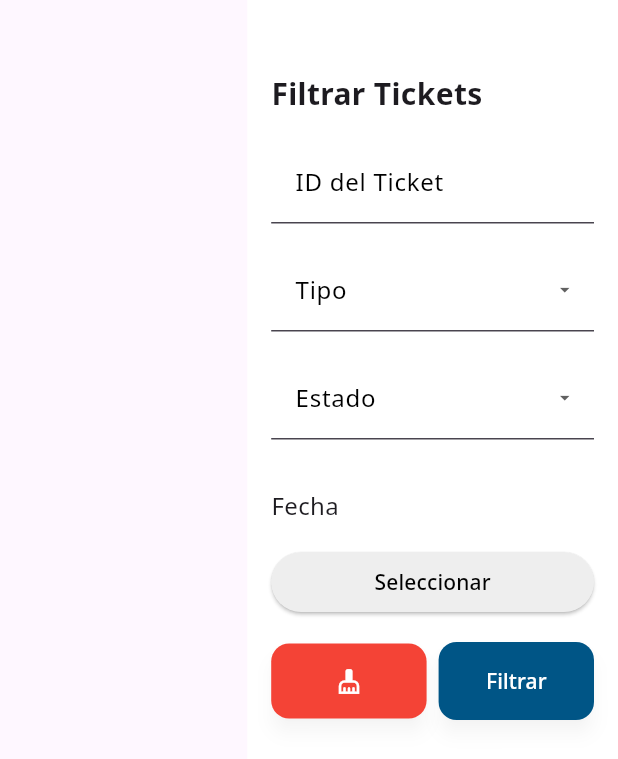
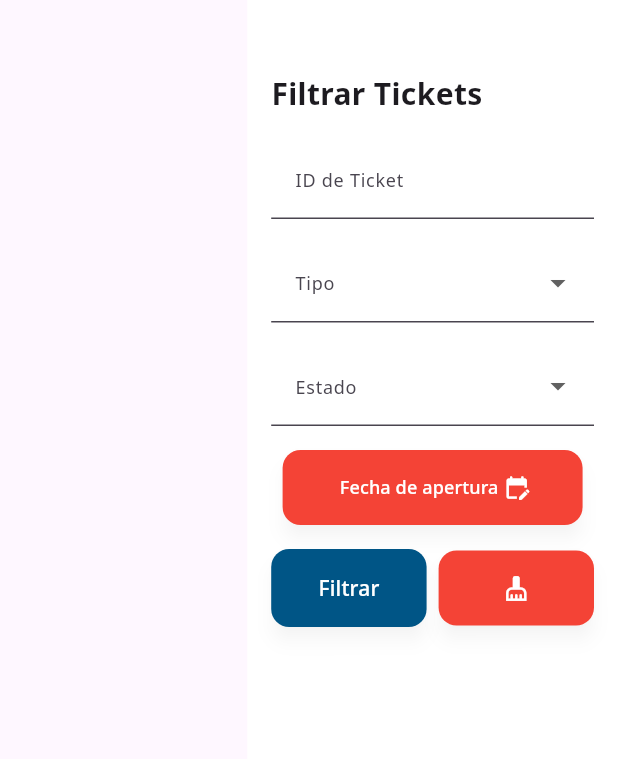
Before and after one commit to rtascon/amagi_app, a Flutter app: the FilterTicketMenu widget shown alone on an empty page, opened directly with empty values, on a phone screen of 412 x 824 dp. Shown: the top 759 px of the screen. Run offline on Flutter 3.47's test engine with Material 3 defaults, Android fonts, the phone set to English and light mode, and no system bars; our stand-ins replace connectivity_plus, dio, file_picker, flutter_dotenv, flutter_secure_storage, google_fonts and 6 more; missing offline and left inert: double_tap_to_exit, flutter_pdfview, slider_captcha; accounts and stored records are empty; network calls fail.

Commit message:
Agrega nuevas dependencias para la selección de fechas y el calendario, actualiza íconos en la pantalla de creación de tickets y mejora la estructura de la pantalla de tickets.

```diff
--- a/frontend/amagi_app/lib/views/create_ticket_screen.dart
+++ b/frontend/amagi_app/lib/views/create_ticket_screen.dart
@@ -118,7 +118,7 @@ class CreateTicketScreenState extends State<CreateTicketScreen> {
                           child: Row(
                             mainAxisAlignment: MainAxisAlignment.start,
                             children: [
-                              Icon(Icons.edit_square, color: Colors.grey[600]), // Ajustar ícono
+                              Icon(Icons.edit_note, color: Colors.grey[600]), // Ajustar ícono
                               const SizedBox(width: 4.0),
                               Text(
                                 'Título',
@@ -159,7 +159,7 @@ class CreateTicketScreenState extends State<CreateTicketScreen> {
                           child: Row(
                             mainAxisAlignment: MainAxisAlignment.start,
                             children: [
-                              Icon(Icons.edit_square, color: Colors.grey[600]), // Ajustar ícono
+                              Icon(Icons.playlist_add_check , color: Colors.grey[600]), // Ajustar ícono
                               const SizedBox(width: 4.0),
                               Text(
                                 'Tipo',
@@ -225,7 +225,7 @@ class CreateTicketScreenState extends State<CreateTicketScreen> {
                           child: Row(
                             mainAxisAlignment: MainAxisAlignment.start,
                             children: [
-                              Icon(Icons.edit_square, color: Colors.grey[600]), // Ajustar ícono
+                              Icon(Icons.edit_note, color: Colors.grey[600]), // Ajustar ícono
                               const SizedBox(width: 4.0),
                               Text(
                                 'Descripción',
--- a/frontend/amagi_app/lib/views/filter_ticket_menu.dart
+++ b/frontend/amagi_app/lib/views/filter_ticket_menu.dart
@@ -1,5 +1,7 @@
 import 'package:flutter/material.dart';
 import 'package:intl/intl.dart';
+import 'package:table_calendar/table_calendar.dart';
+import '../widgets/table_calendar.dart';
 import '../controllers/tickets_controller.dart';
 import '../models/ticket.dart';
 import '../models/type_conversion.dart';
@@ -10,19 +12,24 @@ import '../models/type_conversion.dart';
 class FilterTicketMenu extends StatefulWidget {
   final Function(Map<String, dynamic>) onFilterChanged;
 
-  const FilterTicketMenu({super.key, required this.onFilterChanged});
+  FilterTicketMenu({required this.onFilterChanged});
 
   @override
-  FilterTicketMenuState createState() => FilterTicketMenuState();
+  _FilterTicketMenuState createState() => _FilterTicketMenuState();
 }
 
-class FilterTicketMenuState extends State<FilterTicketMenu> {
+class _FilterTicketMenuState extends State<FilterTicketMenu> {
   final _formKey = GlobalKey<FormState>();
   final TextEditingController _ticketIdController = TextEditingController();
   String? _selectedType;
   String? _selectedStatus;
   DateTimeRange? _selectedDateRange;
   final TypeConversion _typeConversion = TypeConversion();
+  DateTime _focusedDay = DateTime.now();
+  DateTime? _rangeStart;
+  DateTime? _rangeEnd;
+  CalendarFormat _calendarFormat = CalendarFormat.month;
+  RangeSelectionMode _rangeSelectionMode = RangeSelectionMode.toggledOff;
 
   @override
   void initState() {
@@ -52,7 +59,6 @@ class FilterTicketMenuState extends State<FilterTicketMenu> {
       _selectedDateRange = null;
     });
     List<Ticket> tickets = await TicketsController().getTicketsList(context, true);
-    if (mounted) {
     widget.onFilterChanged({
       'ticketId': null,
       'type': null,
@@ -62,10 +68,39 @@ class FilterTicketMenuState extends State<FilterTicketMenu> {
     });
     Navigator.of(context).pop();
   }
-  }
 
   void _toggleFilters() {
     setState(() {});
+  }
+
+  void _onRangeSelected(DateTime? start, DateTime? end, DateTime focusedDay) {
+    setState(() {
+      _rangeStart = start;
+      _rangeEnd = end ?? start; // Asignar start a _rangeEnd si end es null
+      _focusedDay = focusedDay;
+      _selectedDateRange = start != null ? DateTimeRange(start: start, end: _rangeEnd!) : null;
+    });
+  }
+
+  void _showDateRangePicker() {
+    showDialog(
+      context: context,
+      builder: (BuildContext context) {
+        return CalendarDialog(
+          focusedDay: _focusedDay,
+          rangeStart: _rangeStart,
+          rangeEnd: _rangeEnd,
+          calendarFormat: _calendarFormat,
+          rangeSelectionMode: _rangeSelectionMode,
+          onRangeSelected: (start, end, focusedDay) {
+            _onRangeSelected(start, end, focusedDay);
+            setState(() {
+              _selectedDateRange = start != null ? DateTimeRange(start: start, end: end ?? start) : null;
+            });
+          },
+        );
+      },
+    );
   }
 
   @override
@@ -85,12 +120,15 @@ class FilterTicketMenuState extends State<FilterTicketMenu> {
                 const SizedBox(height: 32), // Mover contenido hacia abajo
                 const Text(
                   'Filtrar Tickets',
-                  style: TextStyle(fontSize: 20, fontWeight: FontWeight.bold),
+                  style: const TextStyle(fontSize: 20, fontWeight: FontWeight.bold),
                 ),
                 const SizedBox(height: 16),
                 TextFormField(
                   controller: _ticketIdController,
-                  decoration: const InputDecoration(labelText: 'ID del Ticket'),
+                  decoration: const InputDecoration(
+                    labelText: 'ID de Ticket',
+                    labelStyle: TextStyle(fontSize: 12), // Tamaño del texto
+                  ),
                   keyboardType: TextInputType.number,
                   onChanged: (value) {
                     _toggleFilters();
@@ -104,13 +142,15 @@ class FilterTicketMenuState extends State<FilterTicketMenu> {
                 ),
                 const SizedBox(height: 16),
                 DropdownButtonFormField<String>(
-                  decoration: const InputDecoration(labelText: 'Tipo'),
+                  decoration: const InputDecoration(
+                    labelText: 'Tipo',
+                    labelStyle: TextStyle(fontSize: 12), // Tamaño del texto
+                  ),
                   dropdownColor: Colors.grey[200], // Color de fondo del menú desplegable
-                  iconSize: 15, // Tamaño del icono más pequeño
                   items: ['Requerimiento', 'Incidente'].map((String type) {
                     return DropdownMenuItem<String>(
                       value: type,
-                      child: Text(type),
+                      child: Text(type, style: const TextStyle(fontSize: 12)), // Tamaño del texto
                     );
                   }).toList(),
                   onChanged: _ticketIdController.text.isEmpty ? (value) {
@@ -119,17 +159,20 @@ class FilterTicketMenuState extends State<FilterTicketMenu> {
                     });
                   } : null,
                   value: _selectedType,
+                  icon: null, // Eliminar el icono de la lista desplegable
                   disabledHint: const Text('Deshabilitado'),
                 ),
                 const SizedBox(height: 16),
                 DropdownButtonFormField<String>(
-                  decoration: const InputDecoration(labelText: 'Estado'),
+                  decoration: const InputDecoration(
+                    labelText: 'Estado',
+                    labelStyle: TextStyle(fontSize: 12), // Tamaño del texto
+                  ),
                   dropdownColor: Colors.grey[200], // Color de fondo del menú desplegable
-                  iconSize: 15, // Tamaño del icono más pequeño
                   items: ['Nuevo', 'En curso (asignado)', 'En curso (Planificado)', 'En espera','Resuelto','Cerrado'].map((String status) {
                     return DropdownMenuItem<String>(
                       value: status,
-                      child: Text(status),
+                      child: Text(status, style: const TextStyle(fontSize: 12)), // Tamaño del texto
                     );
                   }).toList(),
                   onChanged: _ticketIdController.text.isEmpty ? (value) {
@@ -138,50 +181,103 @@ class FilterTicketMenuState extends State<FilterTicketMenu> {
                     });
                   } : null,
                   value: _selectedStatus,
+                  icon: null, // Eliminar el icono de la lista desplegable
                   disabledHint: const Text('Deshabilitado'),
                 ),
-                const SizedBox(height: 32),
-                const Text(
-                  'Fecha',
-                  style: TextStyle(fontSize: 16),
+                const SizedBox(height: 16),
+
+                Row(
+                  mainAxisAlignment: MainAxisAlignment.center, // Centrar el botón
+                  children: [
+                    SizedBox(
+                      width: 200, // Ajusta este valor para cambiar el ancho del botón
+                      child: ElevatedButton(
+                        onPressed: _ticketIdController.text.isEmpty ? _showDateRangePicker : null,
+                        style: ElevatedButton.styleFrom(
+                          padding: const EdgeInsets.symmetric(vertical: 16.0),
+                          backgroundColor: Colors.red,  // Color del botón
+                          shape: RoundedRectangleBorder(
+                            borderRadius: BorderRadius.circular(12.0),
                           ),
+                          elevation: 5,
+                          shadowColor: Colors.black.withOpacity(0.2),
+                        ),
+                        child: const Row(
+                          mainAxisAlignment: MainAxisAlignment.center,
+                          children: [
+                            Text(
+                              ' Fecha de apertura ',
+                              style: TextStyle(fontSize: 12, color: Colors.white),
+                            ),
+                            Icon(Icons.edit_calendar_rounded, color: Colors.white),
+                          ],
+                        ),
+                      ),
+                    ),
+                  ],
+                ),
+                if (_selectedDateRange != null) ...[
+                  const SizedBox(height: 8),
+                  Row(
+                    children: [
+                      const Text('Inicio:', style: TextStyle(fontSize: 12)),
+                      const SizedBox(width: 8),
+                      Expanded(
+                        child: Row(
+                          mainAxisAlignment: MainAxisAlignment.center,
+                          children: [
+                            _buildDateCube(DateFormat('dd').format(_selectedDateRange!.start)),
+                            const Text('/'),
+                            _buildDateCube(DateFormat('MM').format(_selectedDateRange!.start)),
+                            const Text('/'),
+                            _buildDateCube(DateFormat('yyyy').format(_selectedDateRange!.start)),
+                          ],
+                        ),
+                      ),
+                    ],
+                  ),
+                  const SizedBox(height: 8),
+                  Row(
+                    children: [
+                      const Text('Fin:', style: TextStyle(fontSize: 12)),
+                      const SizedBox(width: 25),
+                      Expanded(
+                        child: Row(
+                          mainAxisAlignment: MainAxisAlignment.center,
+                          children: [
+                            _buildDateCube(DateFormat('dd').format(_selectedDateRange!.end)),
+                            const Text('/'),
+                            _buildDateCube(DateFormat('MM').format(_selectedDateRange!.end)),
+                            const Text('/'),
+                            _buildDateCube(DateFormat('yyyy').format(_selectedDateRange!.end)),
+                          ],
+                        ),
+                      ),
+                    ],
+                  ),
+                ],
                 const SizedBox(height: 16),
                 Row(
                   children: [
                     Expanded(
                       child: ElevatedButton(
-                        onPressed: _ticketIdController.text.isEmpty ? () async {
-                          DateTimeRange? picked = await showDateRangePicker(
-                            context: context,
-                            firstDate: DateTime(2000),
-                            lastDate: DateTime.now(),
-                          );
-                          if (picked != null) {
-                            // Ajustar el rango de fechas
-                            DateTime start = DateTime(picked.start.year, picked.start.month, picked.start.day, 0, 0);
-                            DateTime end = DateTime(picked.end.year, picked.end.month, picked.end.day, 23, 59);
-                            setState(() {
-                              _selectedDateRange = DateTimeRange(start: start, end: end);
-                            });
-                          }
-                        } : null,
-
+                        onPressed: _applyFilters,
                         style: ElevatedButton.styleFrom(
-                          backgroundColor: Colors.grey[200], // Color del botón
+                          padding: const EdgeInsets.symmetric(vertical: 16.0),
+                          backgroundColor: const Color(0xFF005586), // Color del botón
+                          shape: RoundedRectangleBorder(
+                            borderRadius: BorderRadius.circular(12.0),
                           ),
-                        child: Text(
-                          _selectedDateRange == null
-                              ? 'Seleccionar'
-                              : '${DateFormat('yyyy-MM-dd').format(_selectedDateRange!.start)} - ${DateFormat('yyyy-MM-dd').format(_selectedDateRange!.end)}',
-                          style: TextStyle(color: Theme.of(context).primaryColor), // Color de la fuente
+                          elevation: 5,
+                          shadowColor: Colors.black.withOpacity(0.2),
+                        ),
+                        child: const Text(
+                          'Filtrar',
+                          style: TextStyle(color: Colors.white), // Color de la fuente
                         ),
                       ),
                     ),
-                  ],
-                ),
-                const SizedBox(height: 16),
-                Row(
-                  children: [
+                    const SizedBox(width: 8), // Espacio entre los botones
                     Expanded(
                       child: ElevatedButton(
                         onPressed: _clearFilters,
@@ -200,25 +296,6 @@ class FilterTicketMenuState extends State<FilterTicketMenu> {
                         ),
                       ),
                     ),
-                    const SizedBox(width: 8), // Espacio entre los botones
-                    Expanded(
-                      child: ElevatedButton(
-                        onPressed: _applyFilters,
-                        style: ElevatedButton.styleFrom(
-                          padding: const EdgeInsets.symmetric(vertical: 16.0),
-                          backgroundColor: const Color(0xFF005586), // Color del botón
-                          shape: RoundedRectangleBorder(
-                            borderRadius: BorderRadius.circular(12.0),
-                          ),
-                          elevation: 5,
-                          shadowColor: Colors.black.withOpacity(0.2),
-                        ),
-                        child: const Text(
-                          'Filtrar',
-                          style: TextStyle(color: Colors.white), // Color de la fuente
-                        ),
-                      ),
-                    ),
                   ],
                 ),
               ],
@@ -228,4 +305,19 @@ class FilterTicketMenuState extends State<FilterTicketMenu> {
       ),
     );
   }
+
+  Widget _buildDateCube(String text) {
+    return Container(
+      padding: const EdgeInsets.all(8.0),
+      margin: const EdgeInsets.symmetric(horizontal: 4.0),
+      decoration: BoxDecoration(
+        color: Colors.grey[300],
+        borderRadius: BorderRadius.circular(4.0),
+      ),
+      child: Text(
+        text,
+        style: const TextStyle(fontSize: 14),
+      ),
+    );
   }
+}
--- a/frontend/amagi_app/pubspec.yaml
+++ b/frontend/amagi_app/pubspec.yaml
@@ -30,6 +30,8 @@ environment:
 dependencies:
   flutter:
     sdk: flutter
+  scroll_date_picker: ^3.8.0
+  table_calendar: ^3.0.0
   http: ^1.2.2
   flutter_secure_storage: ^5.0.2
   intl: ^0.17.0
```
Also changed, not shown: frontend/amagi_app/lib/views/create_historical_screen.dart (+26 -27 lines), frontend/amagi_app/lib/views/tickets_screen.dart (+7 -9 lines), frontend/amagi_app/lib/widgets/table_calendar.dart (added, +184 -0 lines), frontend/amagi_app/pubspec.lock. Lines whose indentation alone changed are shown as unchanged.
